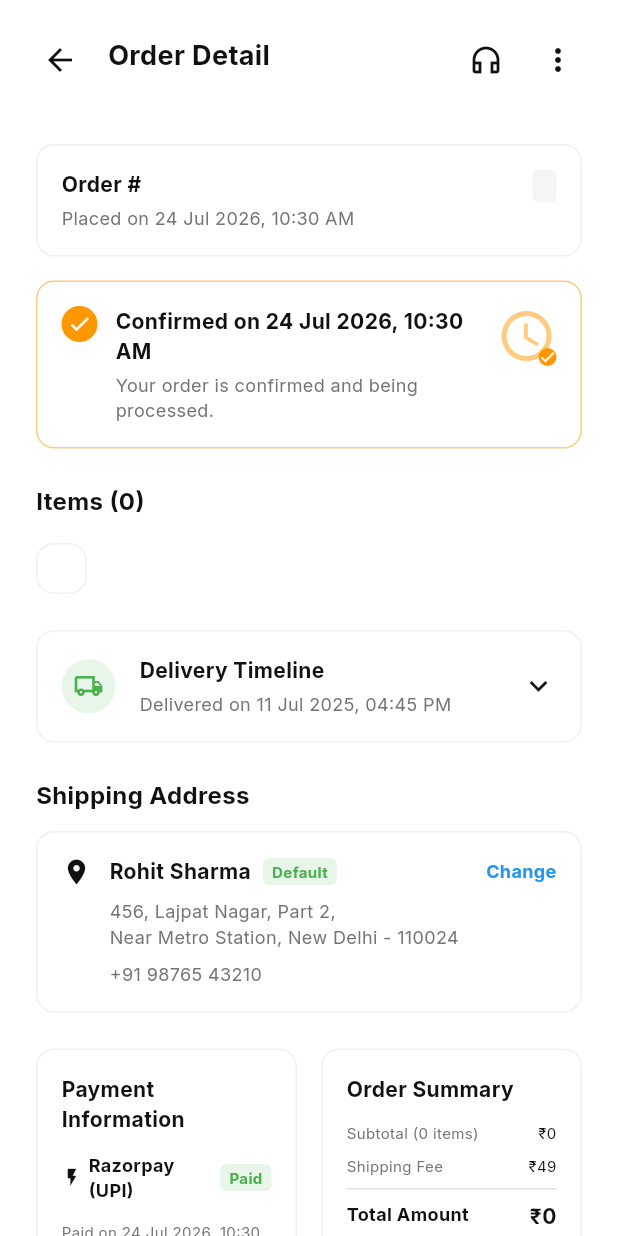
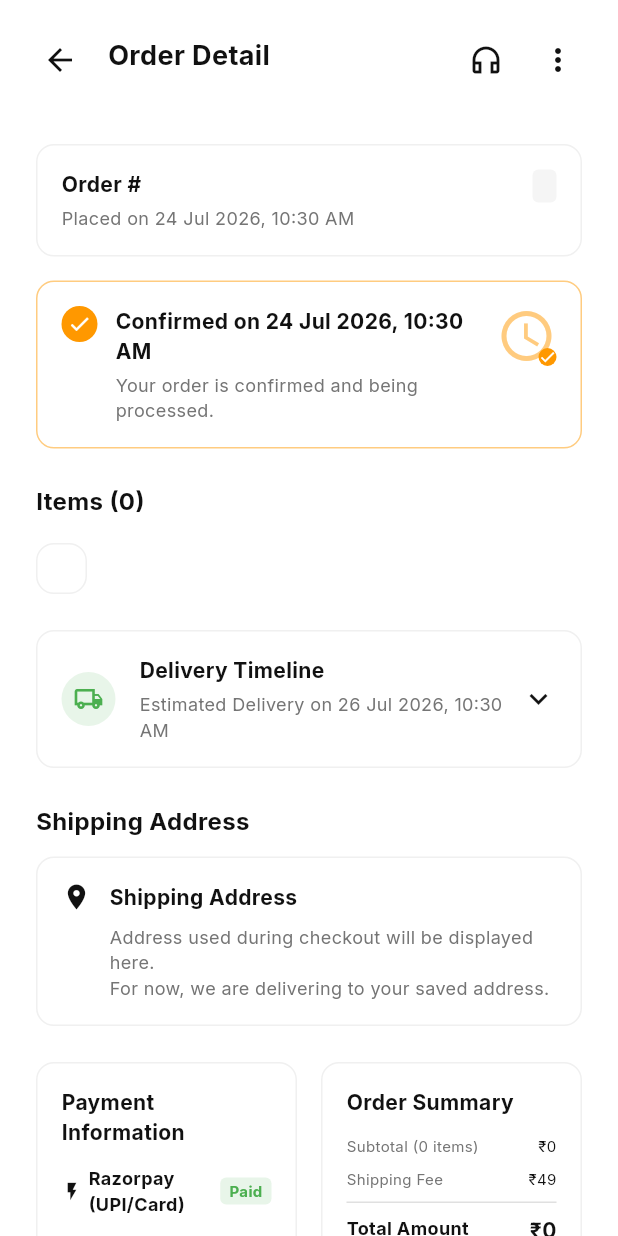
Before and after one commit to AnshikaMoudgil/gadget-world, a Flutter app: the OrderDetailScreen screen opened directly with empty values, on a phone screen of 412 x 824 dp. Run offline on Flutter 3.47's test engine with Material 3 defaults, Android fonts, the phone set to English and light mode, and no system bars; our stand-ins replace flutter_dotenv, google_fonts, google_sign_in, share_plus, shared_preferences, supabase_flutter; missing offline and left inert: google_sign_in_web, razorpay_flutter; accounts and stored records are empty.

Commit message:
Make order details screen dynamic and fix json parsing for order amounts

```diff
--- a/frontend/lib/features/orders/models/order.dart
+++ b/frontend/lib/features/orders/models/order.dart
@@ -18,7 +18,7 @@ class OrderItem {
       id: json['id'] ?? '',
       productId: json['product_id'] ?? '',
       quantity: json['quantity'] ?? 1,
-      amount: (json['amount_subunits'] as num? ?? 0) / 100,
+      amount: (json['total_price'] as num? ?? 0).toDouble(),
       productDetails: json['products'] as Map<String, dynamic>?,
     );
   }
@@ -43,11 +43,18 @@ class Order {
 
   factory Order.fromJson(Map<String, dynamic> json) {
     final itemsList = (json['order_items'] as List?) ?? [];
+
+    // razorpay_order_id might be inside payments array if not in orders table directly
+    String rzpOrderId = json['razorpay_order_id'] ?? '';
+    if (rzpOrderId.isEmpty && json['payments'] != null && (json['payments'] as List).isNotEmpty) {
+      rzpOrderId = json['payments'][0]['razorpay_order_id'] ?? '';
+    }
+
     return Order(
       id: json['id'] ?? '',
-      razorpayOrderId: json['razorpay_order_id'] ?? '',
+      razorpayOrderId: rzpOrderId,
       status: json['status'] ?? 'pending',
-      amount: (json['amount_subunits'] as num? ?? 0) / 100,
+      amount: (json['total_amount'] as num? ?? 0).toDouble(),
       createdAt: json['created_at'] != null
           ? DateTime.parse(json['created_at'])
           : DateTime.now(),
--- a/frontend/lib/features/orders/screens/order_detail_screen.dart
+++ b/frontend/lib/features/orders/screens/order_detail_screen.dart
@@ -166,9 +166,12 @@ class _OrderDetailScreenState extends State<OrderDetailScreen> {
   }
 
   Widget _buildHeaderCard() {
-    final orderId = widget.order.razorpayOrderId
-        .replaceFirst('order_', '')
-        .toUpperCase();
+    String orderId = widget.order.razorpayOrderId;
+    if (orderId.isEmpty) {
+      orderId = widget.order.id.length > 8 ? widget.order.id.substring(0, 8).toUpperCase() : widget.order.id.toUpperCase();
+    } else {
+      orderId = orderId.replaceFirst('order_', '').toUpperCase();
+    }
     final date = _formatDate(widget.order.createdAt);
 
     Color statusColor;
@@ -486,6 +489,25 @@ class _OrderDetailScreenState extends State<OrderDetailScreen> {
   }
 
   Widget _buildDeliveryTimeline() {
+    final status = widget.order.status.toLowerCase();
+    final isDelivered = status == 'delivered' || status == 'completed';
+    final isShipped = isDelivered || status == 'shipped';
+    final isConfirmed = isShipped || status == 'confirmed';
+
+    // Calculate mock dates based on order creation
+    final confirmedDate = widget.order.createdAt.add(const Duration(minutes: 45));
+    final shippedDate = widget.order.createdAt.add(const Duration(days: 1));
+    final deliveredDate = widget.order.createdAt.add(const Duration(days: 2));
+
+    String displayDate = '';
+    if (isDelivered) {
+      displayDate = 'Delivered on ${_formatDate(deliveredDate)}';
+    } else if (isShipped) {
+      displayDate = 'Expected Delivery on ${_formatDate(deliveredDate)}';
+    } else {
+      displayDate = 'Estimated Delivery on ${_formatDate(deliveredDate)}';
+    }
+
     return Container(
       decoration: BoxDecoration(
         color: AppTheme.white,
@@ -520,8 +542,8 @@ class _OrderDetailScreenState extends State<OrderDetailScreen> {
                   Expanded(
                     child: Column(
                       crossAxisAlignment: CrossAxisAlignment.start,
-                      children: const [
-                        Text(
+                      children: [
+                        const Text(
                           'Delivery Timeline',
                           style: TextStyle(
                             fontSize: 14,
@@ -529,10 +551,10 @@ class _OrderDetailScreenState extends State<OrderDetailScreen> {
                             color: AppTheme.black,
                           ),
                         ),
-                        SizedBox(height: 4),
+                        const SizedBox(height: 4),
                         Text(
-                          'Delivered on 11 Jul 2025, 04:45 PM',
-                          style: TextStyle(
+                          displayDate,
+                          style: const TextStyle(
                             fontSize: 12,
                             color: AppTheme.greyText,
                           ),
@@ -556,46 +578,34 @@ class _OrderDetailScreenState extends State<OrderDetailScreen> {
                 children: [
                   _buildTimelineItem(
                     'Order Placed',
-                    '09 Jul 2025, 10:41 AM',
+                    _formatDate(widget.order.createdAt),
                     true,
-                    false,
+                    status == 'pending_payment' || status == 'pending',
                   ),
                   _buildTimelineItem(
                     'Order Confirmed',
-                    '09 Jul 2025, 11:30 AM',
-                    true,
-                    false,
+                    isConfirmed ? _formatDate(confirmedDate) : 'Processing...',
+                    isConfirmed,
+                    status == 'confirmed',
                   ),
                   _buildTimelineItem(
                     'Packed',
-                    '10 Jul 2025, 09:15 AM',
-                    true,
+                    isConfirmed ? _formatDate(confirmedDate.add(const Duration(hours: 4))) : 'Waiting for confirmation',
+                    isShipped,
                     false,
                   ),
                   _buildTimelineItem(
                     'Shipped',
-                    'AWB: 1234567890\nCourier: Delhivery',
-                    true,
-                    false,
-                    trailingDate: '10 Jul 2025, 07:40 PM',
-                  ),
-                  _buildTimelineItem(
-                    'Reached Delhi Hub',
-                    '11 Jul 2025, 06:40 AM',
-                    true,
-                    false,
-                  ),
-                  _buildTimelineItem(
-                    'Out for Delivery',
-                    '11 Jul 2025, 09:15 AM',
-                    true,
-                    false,
+                    isShipped ? 'AWB: 1234567890\nCourier: Express' : 'Waiting to ship',
+                    isShipped,
+                    status == 'shipped',
+                    trailingDate: isShipped ? _formatDate(shippedDate) : null,
                   ),
                   _buildTimelineItem(
                     'Delivered',
-                    '11 Jul 2025, 04:45 PM',
-                    true,
-                    true,
+                    isDelivered ? _formatDate(deliveredDate) : 'Expected on ${_formatDate(deliveredDate)}',
+                    isDelivered,
+                    isDelivered,
                     isLast: true,
                   ),
                 ],
@@ -717,56 +727,23 @@ class _OrderDetailScreenState extends State<OrderDetailScreen> {
                 Row(
                   children: [
                     const Text(
-                      'Rohit Sharma',
+                      'Shipping Address',
                       style: TextStyle(
                         fontSize: 14,
                         fontWeight: FontWeight.bold,
                         color: AppTheme.black,
                       ),
                     ),
-                    const SizedBox(width: 8),
-                    Container(
-                      padding: const EdgeInsets.symmetric(
-                        horizontal: 6,
-                        vertical: 2,
-                      ),
-                      decoration: BoxDecoration(
-                        color: Colors.green.shade50,
-                        borderRadius: BorderRadius.circular(4),
-                      ),
-                      child: const Text(
-                        'Default',
-                        style: TextStyle(
-                          fontSize: 10,
-                          color: Colors.green,
-                          fontWeight: FontWeight.bold,
-                        ),
-                      ),
-                    ),
-                    const Spacer(),
-                    const Text(
-                      'Change',
-                      style: TextStyle(
-                        fontSize: 12,
-                        color: Colors.blue,
-                        fontWeight: FontWeight.bold,
-                      ),
-                    ),
                   ],
                 ),
                 const SizedBox(height: 8),
                 const Text(
-                  '456, Lajpat Nagar, Part 2,\nNear Metro Station, New Delhi - 110024',
+                  'Address used during checkout will be displayed here.\nFor now, we are delivering to your saved address.',
                   style: TextStyle(
                     fontSize: 12,
                     color: AppTheme.greyText,
                     height: 1.4,
                   ),
-                ),
-                const SizedBox(height: 8),
-                const Text(
-                  '+91 98765 43210',
-                  style: TextStyle(fontSize: 12, color: AppTheme.greyText),
                 ),
               ],
             ),
@@ -778,6 +755,8 @@ class _OrderDetailScreenState extends State<OrderDetailScreen> {
 
   Widget _buildPaymentInfoCard() {
     final date = _formatDate(widget.order.createdAt);
+    final isPaid = widget.order.status != 'pending_payment';
+
     return Container(
       padding: const EdgeInsets.all(16),
       decoration: BoxDecoration(
@@ -803,7 +782,7 @@ class _OrderDetailScreenState extends State<OrderDetailScreen> {
               const SizedBox(width: 4),
               const Expanded(
                 child: Text(
-                  'Razorpay (UPI)',
+                  'Razorpay (UPI/Card)',
                   style: TextStyle(
                     fontSize: 12,
                     fontWeight: FontWeight.bold,
@@ -814,14 +793,14 @@ class _OrderDetailScreenState extends State<OrderDetailScreen> {
               Container(
                 padding: const EdgeInsets.symmetric(horizontal: 6, vertical: 2),
                 decoration: BoxDecoration(
-                  color: Colors.green.shade50,
+                  color: isPaid ? Colors.green.shade50 : Colors.orange.shade50,
                   borderRadius: BorderRadius.circular(4),
                 ),
-                child: const Text(
-                  'Paid',
+                child: Text(
+                  isPaid ? 'Paid' : 'Pending',
                   style: TextStyle(
                     fontSize: 10,
-                    color: Colors.green,
+                    color: isPaid ? Colors.green : Colors.orange,
                     fontWeight: FontWeight.bold,
                   ),
                 ),
@@ -830,7 +809,7 @@ class _OrderDetailScreenState extends State<OrderDetailScreen> {
           ),
           const SizedBox(height: 12),
           Text(
-            'Paid on $date',
+            isPaid ? 'Paid on $date' : 'Created on $date',
             style: const TextStyle(fontSize: 10, color: AppTheme.greyText),
           ),
           const SizedBox(height: 16),
```
